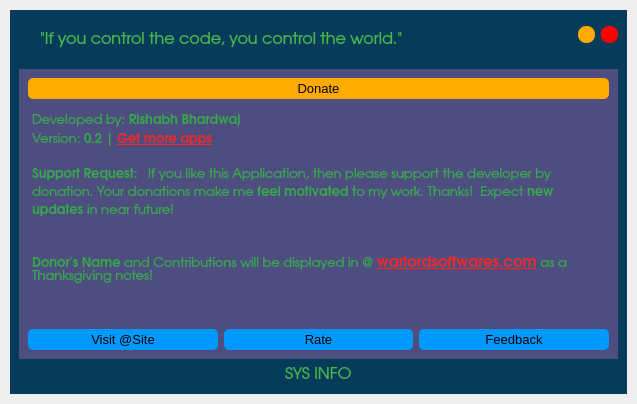
Old version of the form src/ui_main.ui in the repository rishabh3354/htop.
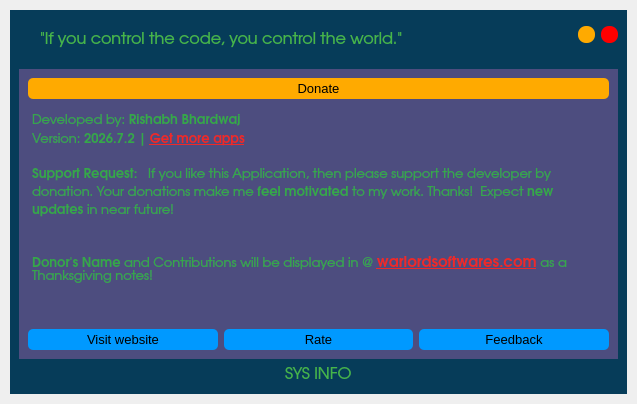
New version of the form. The open tabs and pages were chosen to show the change. Icons and pictures are not drawn.

```diff
--- a/src/ui_main.ui
+++ b/src/ui_main.ui
@@ -1440,7 +1440,7 @@
 &lt;/style&gt;&lt;/head&gt;&lt;body style=&quot; font-family:'URW Gothic'; font-size:11pt; font-weight:400; font-style:normal;&quot;&gt;
 &lt;p style=&quot; margin-top:0px; margin-bottom:0px; margin-left:0px; margin-right:0px; -qt-block-indent:0; text-indent:0px;&quot;&gt;&lt;img src=&quot;:/resource/resource/speedx.png&quot; height=&quot;20&quot; /&gt;&lt;/p&gt;
 &lt;p style=&quot; margin-top:0px; margin-bottom:0px; margin-left:0px; margin-right:0px; -qt-block-indent:0; text-indent:0px;&quot;&gt;&lt;span style=&quot; font-family:'Ubuntu'; font-size:10pt; color:#35a849;&quot;&gt;Developed by: &lt;/span&gt;&lt;span style=&quot; font-family:'Ubuntu'; font-size:10pt; font-weight:600; color:#35a849;&quot;&gt;Rishabh Bhardwaj&lt;/span&gt;&lt;/p&gt;
-&lt;p style=&quot; margin-top:0px; margin-bottom:0px; margin-left:0px; margin-right:0px; -qt-block-indent:0; text-indent:0px;&quot;&gt;&lt;span style=&quot; font-family:'Ubuntu'; font-size:10pt; color:#35a849;&quot;&gt;Version: &lt;/span&gt;&lt;span style=&quot; font-family:'Ubuntu'; font-size:10pt; font-weight:600; color:#35a849;&quot;&gt;0.2 | &lt;/span&gt;&lt;a href=&quot;https://snapcraft.io/search?q=rishabh&quot;&gt;&lt;span style=&quot; font-family:'Ubuntu'; font-size:10pt; font-weight:600; text-decoration: underline; color:#ef2929;&quot;&gt;Get more apps&lt;/span&gt;&lt;/a&gt;&lt;/p&gt;
+&lt;p style=&quot; margin-top:0px; margin-bottom:0px; margin-left:0px; margin-right:0px; -qt-block-indent:0; text-indent:0px;&quot;&gt;&lt;span style=&quot; font-family:'Ubuntu'; font-size:10pt; color:#35a849;&quot;&gt;Version: &lt;/span&gt;&lt;span style=&quot; font-family:'Ubuntu'; font-size:10pt; font-weight:600; color:#35a849;&quot;&gt;2026.7.2 | &lt;/span&gt;&lt;a href=&quot;https://snapcraft.io/search?q=rishabh&quot;&gt;&lt;span style=&quot; font-family:'Ubuntu'; font-size:10pt; font-weight:600; text-decoration: underline; color:#ef2929;&quot;&gt;Get more apps&lt;/span&gt;&lt;/a&gt;&lt;/p&gt;
 &lt;p style=&quot;-qt-paragraph-type:empty; margin-top:0px; margin-bottom:0px; margin-left:0px; margin-right:0px; -qt-block-indent:0; text-indent:0px; font-family:'Ubuntu'; font-size:10pt; color:#35a849;&quot;&gt;&lt;br /&gt;&lt;/p&gt;
 &lt;p style=&quot; margin-top:0px; margin-bottom:0px; margin-left:0px; margin-right:0px; -qt-block-indent:0; text-indent:0px;&quot;&gt;&lt;span style=&quot; font-family:'Ubuntu'; font-size:10pt; font-weight:600; color:#35a849;&quot;&gt;Support Request:&lt;/span&gt;&lt;span style=&quot; font-family:'Ubuntu'; font-size:10pt; color:#35a849;&quot;&gt;   If you like this Application, then please support the developer by donation. Your donations make me &lt;/span&gt;&lt;span style=&quot; font-family:'Ubuntu'; font-size:10pt; font-weight:600; color:#35a849;&quot;&gt;feel motivated&lt;/span&gt;&lt;span style=&quot; font-family:'Ubuntu'; font-size:10pt; color:#35a849;&quot;&gt; to my work. Thanks!  Expect &lt;/span&gt;&lt;span style=&quot; font-family:'Ubuntu'; font-size:10pt; font-weight:600; color:#35a849;&quot;&gt;new updates&lt;/span&gt;&lt;span style=&quot; font-family:'Ubuntu'; font-size:10pt; color:#35a849;&quot;&gt; in near future!&lt;/span&gt;&lt;/p&gt;
 &lt;p style=&quot;-qt-paragraph-type:empty; margin-top:0px; margin-bottom:0px; margin-left:0px; margin-right:0px; -qt-block-indent:0; text-indent:0px; font-family:'Ubuntu'; font-size:10pt; color:#35a849;&quot;&gt;&lt;br /&gt;&lt;/p&gt;
@@ -1482,7 +1482,7 @@
 </string>
                     </property>
                     <property name="text">
-                     <string>Visit @Site</string>
+                     <string>Visit website</string>
                     </property>
                     <property name="icon">
                      <iconset resource="resource.qrc">
```
